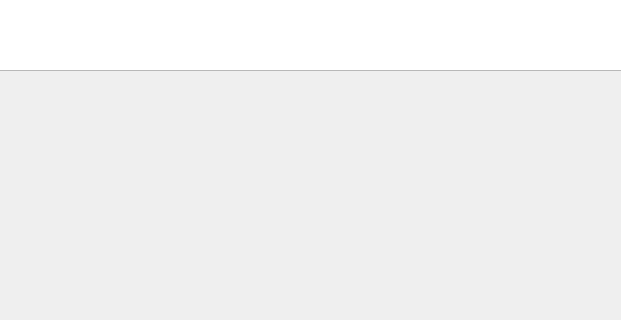
Before: the Qt Designer form guilist.ui in NoDoHyun/no, drawn with Qt 5; both pictures show x 190 to 811 and y 350 to 670 of the 1024 by 768 pixel window.
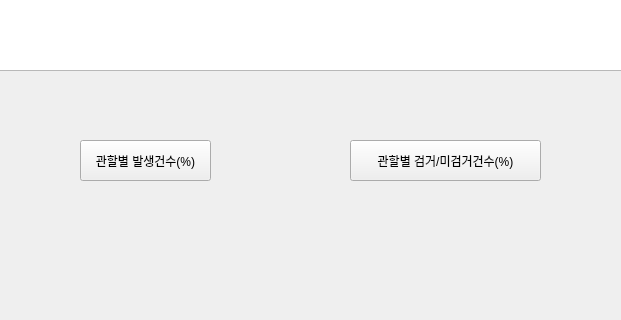
After: the same form once the commit is applied. The open tabs and pages were chosen to show the change. Custom widgets are drawn as their Qt base class.

What changed in the file:
```diff
--- a/guilist.ui
+++ b/guilist.ui
@@ -115,6 +115,32 @@
       <string>돌아가기</string>
      </property>
     </widget>
+    <widget class="QPushButton" name="generation_btn">
+     <property name="geometry">
+      <rect>
+       <x>270</x>
+       <y>490</y>
+       <width>131</width>
+       <height>41</height>
+      </rect>
+     </property>
+     <property name="text">
+      <string>관할별 발생건수(%)</string>
+     </property>
+    </widget>
+    <widget class="QPushButton" name="arrest_unarrest_btn">
+     <property name="geometry">
+      <rect>
+       <x>540</x>
+       <y>490</y>
+       <width>191</width>
+       <height>41</height>
+      </rect>
+     </property>
+     <property name="text">
+      <string>관할별 검거/미검거건수(%)</string>
+     </property>
+    </widget>
    </widget>
    <widget class="QWidget" name="page"/>
    <widget class="QWidget" name="page_6">
```
Left out of the diff: 2 changed lines with no effect on the pictures.
